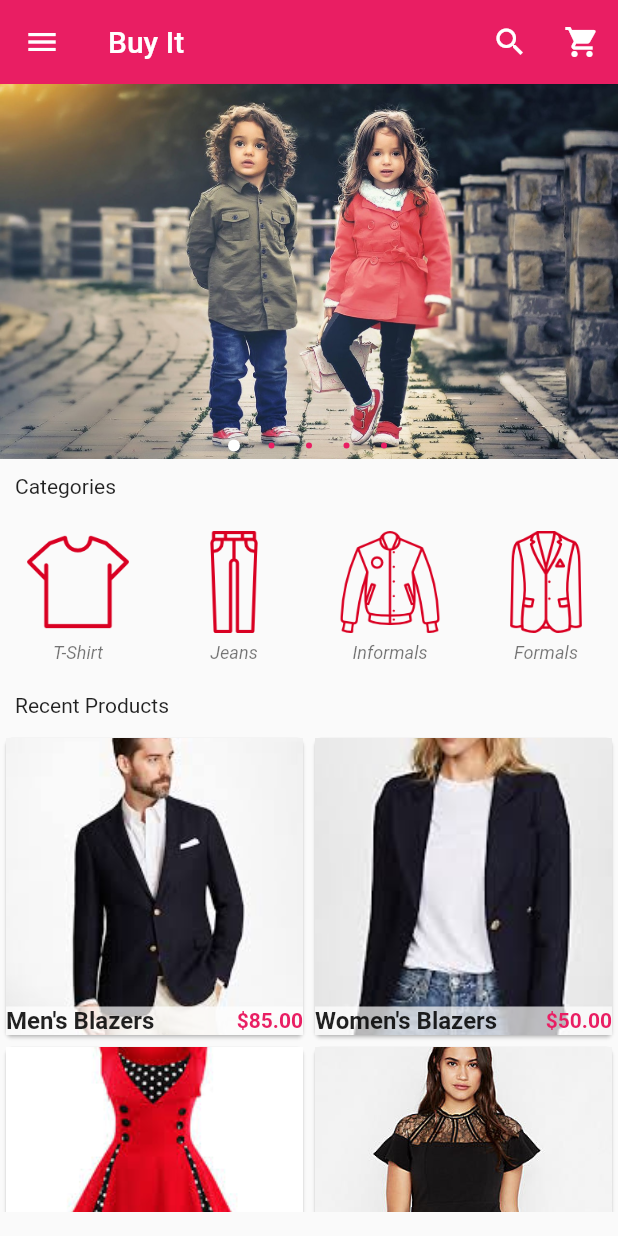
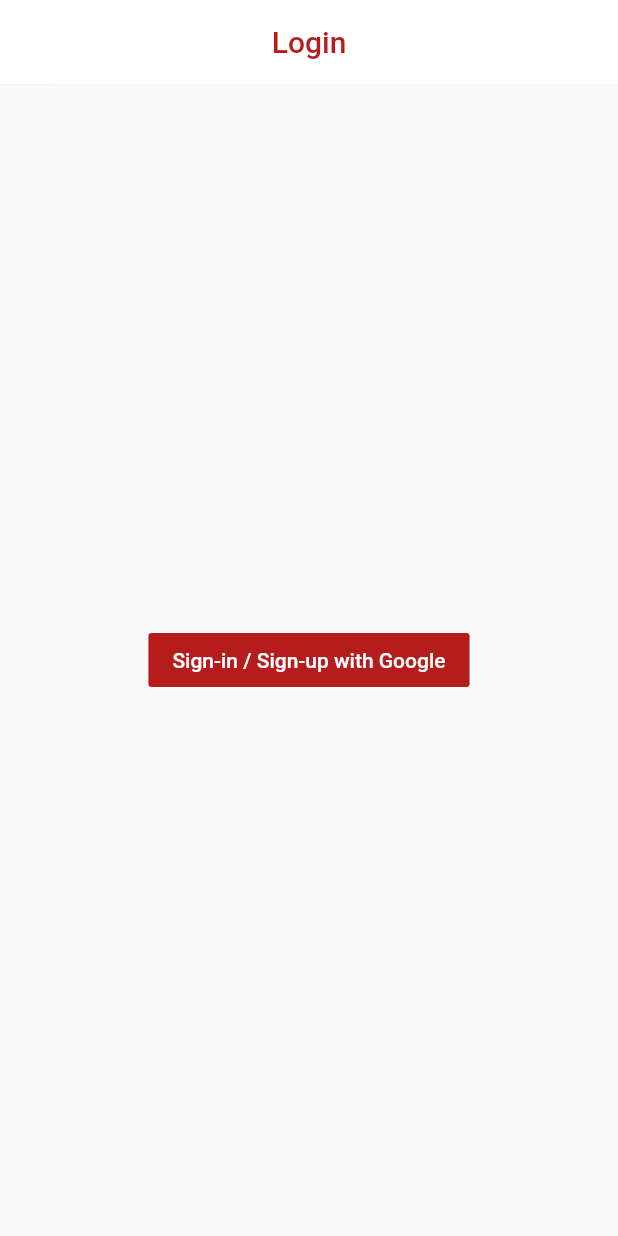
Before and after one commit to harshbsv/ecommerce_flutter, a Flutter app: the screen it shows after launch, on a phone screen of 412 x 824 dp. Run offline on Flutter 3.47's test engine with Material 2 defaults, Android fonts, the phone set to English and light mode, and no system bars; drawn by our look-alikes of carousel_pro; our stand-ins replace cloud_firestore, firebase_auth, flutter_svg, fluttertoast, google_sign_in, shared_preferences; accounts and stored records are empty.

Commit message:
Login sorted.

```diff
--- a/lib/main.dart
+++ b/lib/main.dart
@@ -1,149 +1,11 @@
 import 'package:flutter/material.dart';
-import 'package:carousel_pro/carousel_pro.dart';
-import 'package:ecommerceflutter/components/products.dart';
-import 'package:ecommerceflutter/components/horizontal_listview.dart';
-import 'package:ecommerceflutter/pages/product_details.dart';
-import 'package:ecommerceflutter/pages/cart.dart';
+import './pages/login.dart';
 
 void main(){
   runApp(
     MaterialApp(
       debugShowCheckedModeBanner: false,
-      home: HomePage(),
+      home: Login(),
     )
   );
 }
-
-class HomePage extends StatefulWidget {
-  @override
-  _HomePageState createState() => _HomePageState();
-}
-
-class _HomePageState extends State<HomePage> {
-  @override
-  Widget build(BuildContext context) {
-    Widget image_carousel = new Container(
-      height: 250.0,
-      child: new Carousel(
-        boxFit: BoxFit.cover,
-        images: [
-          AssetImage("images/c1.jpg"),
-          AssetImage("images/m1.jpeg"),
-          AssetImage("images/w1.jpeg"),
-          AssetImage("images/w3.jpeg"),
-          AssetImage("images/w4.jpeg"),
-        ],
-        autoplay: false,
-        animationCurve: Curves.fastOutSlowIn,
-        animationDuration: Duration(milliseconds: 1000),
-        dotSize: 4.0,
-        dotColor: Colors.pink,
-        indicatorBgPadding: 5.0,
-        dotBgColor: Colors.transparent,
-      ),
-    );
-    return Scaffold(
-      appBar: AppBar(
-        elevation: 0.0,
-        backgroundColor: Colors.pink,
-        title: Text('Buy It'),
-        actions: <Widget>[
-          new IconButton(icon: Icon(Icons.search, color: Colors.white,), onPressed: (){}),
-          new IconButton(icon: Icon(Icons.shopping_cart, color: Colors.white,), onPressed: (){
-            Navigator.push(context, MaterialPageRoute(builder: (context)=> new Cart()));
-          })
-        ],
-      ),
-      drawer: new Drawer(
-        child: new ListView(
-          children: <Widget>[
-            //header
-            new UserAccountsDrawerHeader(
-                accountName: Text('Harshvardhan'),
-                accountEmail: Text('harsh@ymail.com'),
-            currentAccountPicture: GestureDetector(
-              child: new CircleAvatar(
-                backgroundColor: Colors.grey,
-                child: Icon(Icons.person, color: Colors.white,),
-              ),
-            ),
-            decoration: new BoxDecoration(color: Colors.pink,),
-            ),
-            // Body
-          InkWell(
-            onTap: (){
-              Navigator.push(context, MaterialPageRoute(builder: (context)=> new HomePage()));
-            },
-            child: ListTile(
-              title: Text('Home Page'),
-              leading: Icon(Icons.home, color: Colors.red,),
-            ),
-          ),
-            InkWell(
-              onTap: (){},
-              child: ListTile(
-                title: Text('My Account'),
-                leading: Icon(Icons.person, color: Colors.red,),
-              ),
-            ),
-            InkWell(
-              onTap: (){},
-              child: ListTile(
-                title: Text('My Orders'),
-                leading: Icon(Icons.shopping_basket, color: Colors.red,),
-              ),
-            ),
-            InkWell(
-              onTap: (){
-                Navigator.push(context, MaterialPageRoute(builder: (context)=> new Cart()));
-              },
-              child: ListTile(
-                title: Text('Shopping Cart'),
-                leading: Icon(Icons.shopping_cart, color: Colors.red,),
-              ),
-            ),
-            InkWell(
-              onTap: (){},
-              child: ListTile(
-                title: Text('Favourites'),
-                leading: Icon(Icons.favorite, color: Colors.red,),
-              ),
-            ),
-            Divider(),
-            InkWell(
-              onTap: (){},
-              child: ListTile(
-                title: Text('Settings'),
-                leading: Icon(Icons.settings, color: Colors.blue,),
-              ),
-            ),
-            InkWell(
-              onTap: (){},
-              child: ListTile(
-                title: Text('About'),
-                leading: Icon(Icons.help, color: Colors.blue,),
-              ),
-            ),
-          ],
-        ),
-      ),
-      body: new ListView(
-        children: <Widget>[
-          //image carousel begins here.
-          image_carousel,
-          //padding widget
-          new Padding(padding: const EdgeInsets.all(10.0),
-          child: new Text('Categories', textScaleFactor: 1.0,),),
-          //Horizontal list view begins here
-          HorizontalList(),
-          new Padding(padding: const EdgeInsets.all(10.0),
-            child: new Text('Recent Products', textScaleFactor: 1.0,),),
-          Container(
-            height: 320.0,
-            child: Products(),
-          ),
-        ],
-      ),
-    );
-  }
-}
--- /dev/null
+++ b/lib/pages/login.dart
@@ -0,0 +1,94 @@
+import 'package:ecommerceflutter/main.dart';
+import 'package:flutter/material.dart';
+import 'package:flutter_svg/svg.dart';
+import 'package:shared_preferences/shared_preferences.dart';
+import 'package:fluttertoast/fluttertoast.dart';
+import 'package:firebase_auth/firebase_auth.dart';
+import 'package:google_sign_in/google_sign_in.dart';
+import 'package:cloud_firestore/cloud_firestore.dart';
+import './home.dart';
+
+class Login extends StatefulWidget {
+  @override
+  _LoginState createState() => _LoginState();
+}
+
+class _LoginState extends State<Login> {
+  final GoogleSignIn googleSignIn = new GoogleSignIn();
+  final FirebaseAuth firebaseAuth = FirebaseAuth.instance;
+  SharedPreferences preferences;
+  bool loading = false;
+  bool isLoggedIn = false;
+
+
+  @override
+  void initState() {
+    super.initState();
+    isSignedIn();
+  }
+
+  void isSignedIn() async {
+    setState(() {
+      loading=true;
+    });
+    preferences = await SharedPreferences.getInstance();
+    isLoggedIn = await googleSignIn.isSignedIn();
+    if(isLoggedIn){
+      Navigator.pushReplacement(context, MaterialPageRoute(builder: (context)=> HomePage()));
+    }
+    setState(() {
+      loading = false;
+    });
+  }
+
+  Future<FirebaseUser> handleSignIn() async{
+    preferences = await SharedPreferences.getInstance();
+    setState(() {
+      loading = true;
+    });
+    GoogleSignInAccount googleUser = await googleSignIn.signIn();
+    GoogleSignInAuthentication googleSignInAuthentication = await googleUser.authentication;
+    final AuthCredential credential = GoogleAuthProvider.getCredential(idToken: googleSignInAuthentication.idToken, accessToken: googleSignInAuthentication.accessToken);
+    final AuthResult authResult = await firebaseAuth.signInWithCredential(credential);
+    final FirebaseUser user = authResult.user;
+    Fluttertoast.showToast(msg: "Signed In as: ${user.displayName}");
+    return user;
+  }
+
+  @override
+  Widget build(BuildContext context) {
+    return Scaffold(
+      appBar: AppBar(
+        backgroundColor: Colors.white,
+        centerTitle: true,
+        title: Text("Login", style: TextStyle(color: Colors.red.shade900),),
+        elevation: 0.1,
+      ),
+      body: Stack(
+        children: <Widget>[
+          Center(
+            child: FlatButton(
+              color: Colors.red.shade900,
+              onPressed: (){
+                handleSignIn();
+                Navigator.push(context, MaterialPageRoute(builder: (context)=> HomePage()));
+            }, child: Text("Sign-in / Sign-up with Google", style: TextStyle(color: Colors.white),),
+            ),
+          ),
+          Visibility(
+            visible: loading ?? true,
+            child: Center(
+              child: Container(
+                alignment: Alignment.center,
+                color: Colors.white.withOpacity(0.9),
+                child: CircularProgressIndicator(
+                  valueColor: AlwaysStoppedAnimation<Color>(Colors.red),
+                ),
+              ),
+            ),
+          ),
+        ],
+      ),
+    );
+  }
+}
```
Also changed, not shown: lib/pages/home.dart (added, +142 -0 lines), lib/pages/product_details.dart (+6 -2 lines), pubspec.yaml (+9 -0 lines), pubspec.lock, 2 other files.
